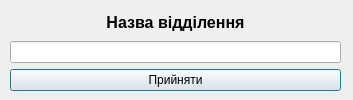
The window that departamentchange.ui (Shuna322/QtKyrsova) describes before a commit, drawn with Qt 5.
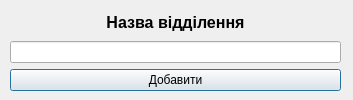
The same window after the commit.

The edit to the form file:
```diff
--- a/departamentchange.ui
+++ b/departamentchange.ui
@@ -29,7 +29,7 @@
     <item row="3" column="0">
      <widget class="QPushButton" name="pushButton">
       <property name="text">
-       <string>Прийняти</string>
+       <string>Добавити</string>
       </property>
      </widget>
     </item>
```
